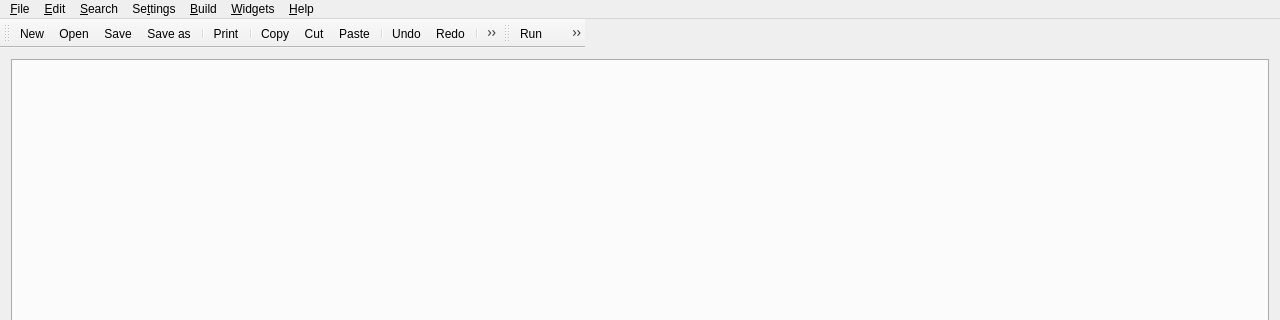
The window that librecad/src/ui/editor/librepad.ui (LibreCAD/LibreCAD) describes before a commit, drawn with Qt 5; both pictures show x 0 to 1280 and y 0 to 320 of the 1280 by 720 pixel window.
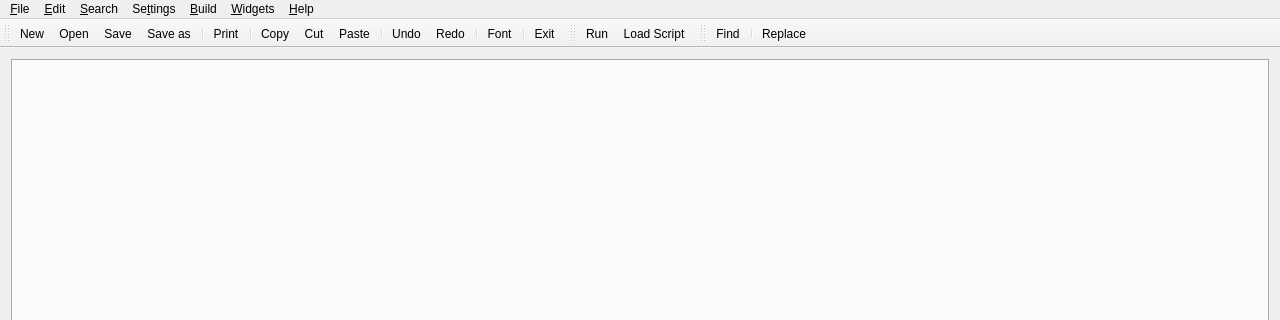
The same window after the commit. Icons and pictures are not drawn.

Commit message: fix: sync missing: add: kate like Search-/ReplaceBar to Ide editors, remove old simple search, clean up source, icons

The edit to the form file:
```diff
--- a/librecad/src/ui/editor/librepad.ui
+++ b/librecad/src/ui/editor/librepad.ui
@@ -133,10 +133,16 @@
      <verstretch>0</verstretch>
     </sizepolicy>
    </property>
+   <property name="minimumSize">
+    <size>
+     <width>447</width>
+     <height>0</height>
+    </size>
+   </property>
    <property name="maximumSize">
     <size>
-     <width>500</width>
-     <height>16777215</height>
+     <width>16777215</width>
+     <height>39</height>
     </size>
    </property>
    <attribute name="toolBarArea">
@@ -160,7 +166,6 @@
    <addaction name="actionRedo"/>
    <addaction name="separator"/>
    <addaction name="actionFont"/>
-   <addaction name="actionAbout"/>
    <addaction name="separator"/>
    <addaction name="actionExit"/>
   </widget>
@@ -172,10 +177,16 @@
      <verstretch>0</verstretch>
     </sizepolicy>
    </property>
+   <property name="minimumSize">
+    <size>
+     <width>82</width>
+     <height>0</height>
+    </size>
+   </property>
    <property name="maximumSize">
     <size>
-     <width>85</width>
-     <height>16777215</height>
+     <width>16777215</width>
+     <height>39</height>
     </size>
    </property>
    <property name="windowTitle">
@@ -190,6 +201,44 @@
    <addaction name="actionRun"/>
    <addaction name="actionLoadScript"/>
   </widget>
+  <widget class="QToolBar" name="searchToolBar">
+   <property name="sizePolicy">
+    <sizepolicy hsizetype="Preferred" vsizetype="Fixed">
+     <horstretch>0</horstretch>
+     <verstretch>0</verstretch>
+    </sizepolicy>
+   </property>
+   <property name="minimumSize">
+    <size>
+     <width>82</width>
+     <height>0</height>
+    </size>
+   </property>
+   <property name="maximumSize">
+    <size>
+     <width>16777215</width>
+     <height>39</height>
+    </size>
+   </property>
+   <property name="windowTitle">
+    <string>ToolBar &amp;Search</string>
+   </property>
+   <property name="allowedAreas">
+    <set>Qt::BottomToolBarArea|Qt::TopToolBarArea</set>
+   </property>
+   <property name="floatable">
+    <bool>true</bool>
+   </property>
+   <attribute name="toolBarArea">
+    <enum>TopToolBarArea</enum>
+   </attribute>
+   <attribute name="toolBarBreak">
+    <bool>false</bool>
+   </attribute>
+   <addaction name="actionFind"/>
+   <addaction name="separator"/>
+   <addaction name="actionReplace"/>
+  </widget>
   <action name="actionNew">
    <property name="icon">
     <iconset resource="../../../res/icons/icons.qrc">
@@ -343,7 +392,7 @@
      <normaloff>:/icons/info.svg</normaloff>:/icons/info.svg</iconset>
    </property>
    <property name="text">
-    <string>&amp;Info</string>
+    <string>&amp;About</string>
    </property>
    <property name="toolTip">
     <string>About Librepad</string>
```
Left out of the diff: 96 changed lines with no effect on the pictures. The commit also changes 14 other files.
